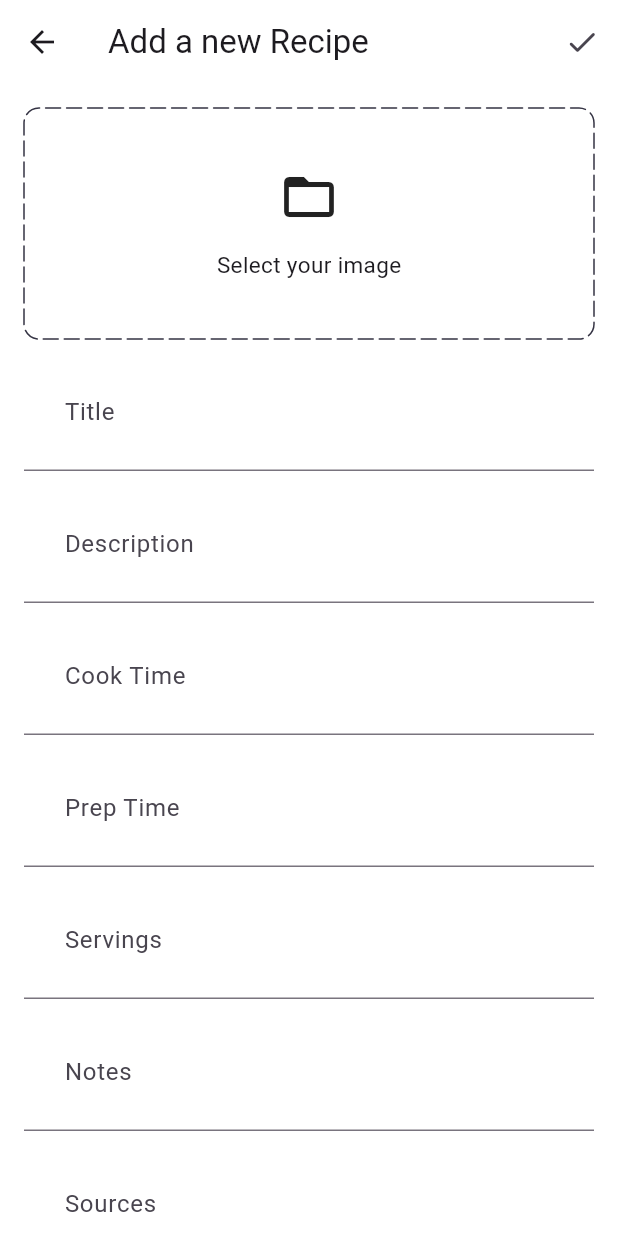
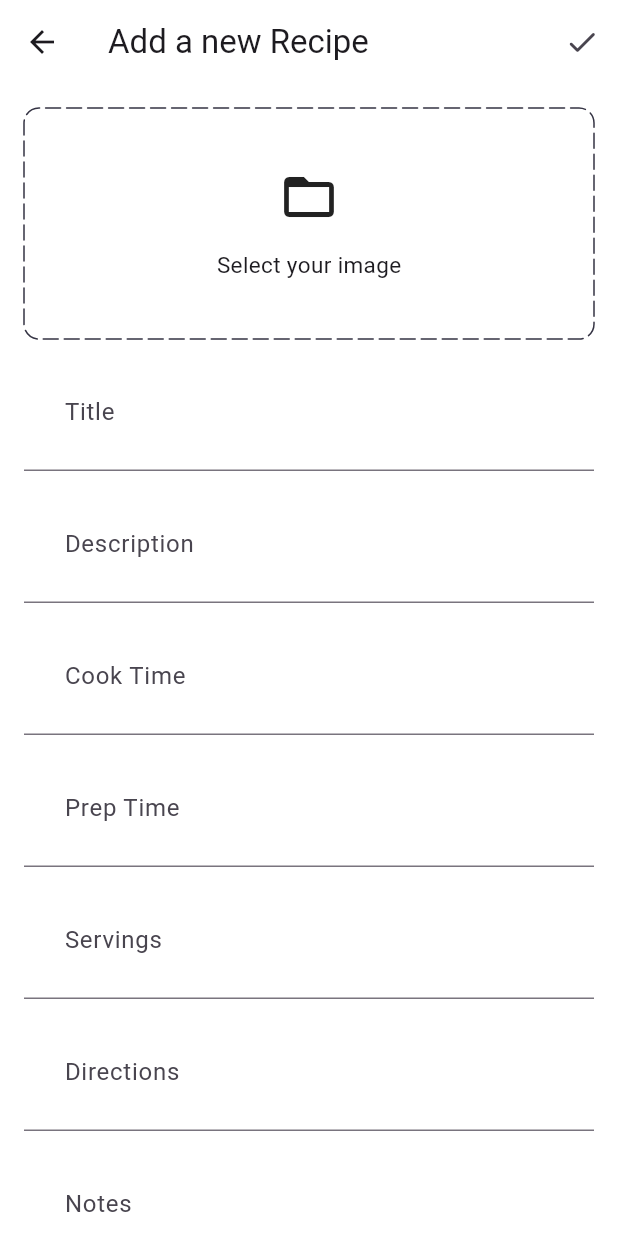
Before and after one commit to uzaircode/evercook, a Flutter app: the HomePage screen opened directly, after a tap on the "add" icon, on a phone screen of 412 x 824 dp. Run offline on Flutter 3.47's test engine with Material 3 defaults, Android fonts, the phone set to English and light mode, and no system bars; drawn by our look-alikes of dotted_border; our stand-ins replace email_validator, firebase_analytics, firebase_core, flutter_bloc, flutter_slidable, font_awesome_flutter and 6 more; accounts and stored records are empty.

Commit message:
Improve DX
- Add recipe shown in homepage
- Add directions, notes and resources inside recipe details
- Add directions into the model

```diff
--- a/lib/features/auth/presentation/pages/edit_profile_page.dart
+++ b/lib/features/auth/presentation/pages/edit_profile_page.dart
@@ -52,6 +52,9 @@ class EditProfilePage extends StatelessWidget {
                     validator: (value) {
                       return value;
                     },
+                    onTapOutside: (event) {
+                      FocusManager.instance.primaryFocus?.unfocus();
+                    },
                   ),
                   TextFormField(
                     decoration: const InputDecoration(
@@ -59,6 +62,9 @@ class EditProfilePage extends StatelessWidget {
                     ),
                     validator: (value) {
                       return value;
+                    },
+                    onTapOutside: (event) {
+                      FocusManager.instance.primaryFocus?.unfocus();
                     },
                   ),
                 ],
--- a/lib/features/meal_plan/presentation/pages/view_meal_plan.dart
+++ b/lib/features/meal_plan/presentation/pages/view_meal_plan.dart
@@ -1,7 +1,6 @@
 import 'package:evercook/core/utils/logger.dart';
 import 'package:flutter/material.dart';
 import 'package:intl/intl.dart';
-import 'package:logger/logger.dart';
 import 'package:supabase_flutter/supabase_flutter.dart';
 
 class ViewMealPlan extends StatefulWidget {
--- a/lib/features/recipe/data/models/recipe_model.dart
+++ b/lib/features/recipe/data/models/recipe_model.dart
@@ -12,6 +12,7 @@ class RecipeModel extends Recipe {
     required super.ingredients,
     required super.imageUrl,
     required super.updatedAt,
+    required super.directions,
     required super.notes,
     required super.sources,
     super.username,
@@ -28,6 +29,7 @@ class RecipeModel extends Recipe {
     List<Map<String, dynamic>>? ingredients,
     String? imageUrl,
     DateTime? updatedAt,
+    String? directions,
     String? notes,
     String? sources,
     String? username,
@@ -42,6 +44,7 @@ class RecipeModel extends Recipe {
       servings: servings ?? this.servings,
       ingredients: ingredients ?? this.ingredients,
       imageUrl: imageUrl ?? this.imageUrl,
+      directions: directions ?? this.directions,
       notes: notes ?? this.notes,
       sources: sources ?? this.sources,
       updatedAt: updatedAt ?? this.updatedAt,
@@ -59,6 +62,7 @@ class RecipeModel extends Recipe {
       'servings': servings,
       'ingredients': ingredients,
       'image_url': imageUrl,
+      'directions': directions,
       'notes': notes,
       'sources': sources,
       'updated_at': updatedAt.toIso8601String(),
@@ -76,6 +80,7 @@ class RecipeModel extends Recipe {
       servings: map['servings'] as int?,
       ingredients: _parseIngredients(map['ingredients']),
       imageUrl: map['image_url'] as String?,
+      directions: map['directions'] as String?,
       notes: map['notes'] as String?,
       sources: map['sources'] as String?,
       updatedAt: map['updated_at'] == null ? DateTime.now() : DateTime.parse(map['updated_at'] as String),
@@ -94,6 +99,6 @@ class RecipeModel extends Recipe {
 
   @override
   String toString() {
-    return 'Recipe(id: $id, title: $title, user_id: $userId, description: $description, prep_time: $prepTime, cook_time: $cookTime, servings: $servings, ingredients: $ingredients, image_url: $imageUrl, notes: $notes, sources: $sources, updated_at: $updatedAt), username: $username';
+    return 'Recipe(id: $id, title: $title, user_id: $userId, description: $description, prep_time: $prepTime, cook_time: $cookTime, servings: $servings, ingredients: $ingredients, image_url: $imageUrl, directions: $directions, notes: $notes, sources: $sources, updated_at: $updatedAt), username: $username';
   }
 }
--- a/lib/features/recipe/data/repositories/recipe_repository_impl.dart
+++ b/lib/features/recipe/data/repositories/recipe_repository_impl.dart
@@ -22,6 +22,7 @@ class RecipeRepositoryImpl implements RecipeRepository {
     String? prepTime,
     String? cookTime,
     int? servings,
+    String? directions,
     String? notes,
     String? sources,
     File? image,
@@ -36,6 +37,7 @@ class RecipeRepositoryImpl implements RecipeRepository {
         cookTime: cookTime,
         servings: servings,
         ingredients: [],
+        directions: directions,
         notes: notes,
         sources: sources,
         imageUrl: '',
--- a/lib/features/recipe/domain/entities/recipe.dart
+++ b/lib/features/recipe/domain/entities/recipe.dart
@@ -9,9 +9,10 @@ class Recipe {
   final List<Map<String, dynamic>> ingredients;
   final String? imageUrl;
   final DateTime updatedAt;
-  final String? username;
+  final String? directions;
   final String? notes;
   final String? sources;
+  final String? username;
 
   Recipe({
     required this.id,
@@ -24,6 +25,7 @@ class Recipe {
     required this.ingredients,
     this.imageUrl,
     required this.updatedAt,
+    this.directions,
     this.notes,
     this.sources,
     this.username,
--- a/lib/features/recipe/domain/repositories/recipe_repository.dart
+++ b/lib/features/recipe/domain/repositories/recipe_repository.dart
@@ -12,6 +12,7 @@ abstract interface class RecipeRepository {
     String? cookTime,
     int? servings,
     File? image,
+    String? directions,
     String? notes,
     String? sources,
   });
--- a/lib/features/recipe/domain/usecases/upload_recipe_usecase.dart
+++ b/lib/features/recipe/domain/usecases/upload_recipe_usecase.dart
@@ -21,6 +21,7 @@ class UploadRecipeUseCase implements UseCase<Recipe, UploadRecipeParams> {
       cookTime: params.cookTime,
       servings: params.servings,
       image: params.imageUrl,
+      directions: params.directions,
       notes: params.notes,
       sources: params.sources,
     );
@@ -34,6 +35,7 @@ class UploadRecipeParams {
   final String? prepTime;
   final String? cookTime;
   final int? servings;
+  final String? directions;
   final String? notes;
   final String? sources;
   final File? imageUrl;
@@ -45,6 +47,7 @@ class UploadRecipeParams {
     this.prepTime,
     this.cookTime,
     this.servings,
+    this.directions,
     this.notes,
     this.sources,
     this.imageUrl,
--- a/lib/features/recipe/presentation/pages/add_new_recipe_page.dart
+++ b/lib/features/recipe/presentation/pages/add_new_recipe_page.dart
@@ -30,6 +30,7 @@ class _AddNewRecipePageState extends State<AddNewRecipePage> {
   final cookTimeController = TextEditingController();
   final servingsController = TextEditingController();
   final imageUrlController = TextEditingController();
+  final directionsController = TextEditingController();
   final notesController = TextEditingController();
   final sourcesController = TextEditingController();
   final formKey = GlobalKey<FormState>();
@@ -74,6 +75,7 @@ class _AddNewRecipePageState extends State<AddNewRecipePage> {
     cookTimeController.dispose();
     imageUrlController.dispose();
     servingsController.dispose();
+    directionsController.dispose();
     notesController.dispose();
     sourcesController.dispose();
   }
@@ -224,6 +226,18 @@ class _AddNewRecipePageState extends State<AddNewRecipePage> {
                     TextFormField(
                       controller: notesController,
                       decoration: const InputDecoration(
+                        hintText: 'Directions',
+                      ),
+                      maxLines: null,
+                      onTapOutside: (event) {
+                        FocusManager.instance.primaryFocus?.unfocus();
+                      },
+                    ),
+                    const SizedBox(height: 10),
+                    // RecipeEditor(controller: notesController, hintText: 'Notes'),
+                    TextFormField(
+                      controller: notesController,
+                      decoration: const InputDecoration(
                         hintText: 'Notes',
                       ),
                       maxLines: null,
--- a/lib/features/recipe/presentation/widgets/recipe_card.dart
+++ b/lib/features/recipe/presentation/widgets/recipe_card.dart
@@ -1,5 +1,4 @@
 import 'package:evercook/features/recipe/domain/entities/recipe.dart';
-import 'package:evercook/features/recipe/presentation/pages/recipe_details_page.dart';
 import 'package:flutter/material.dart';
 
 class RecipeCard extends StatelessWidget {
--- a/lib/features/recipe/presentation/widgets/recipe_editor.dart
+++ b/lib/features/recipe/presentation/widgets/recipe_editor.dart
@@ -19,6 +19,9 @@ class RecipeEditor extends StatelessWidget {
         }
         return null;
       },
+      onTapOutside: (event) {
+        FocusManager.instance.primaryFocus?.unfocus();
+      },
     );
   }
 }
--- a/lib/features/shopping_list/presentation/pages/shopping_list_page.dart
+++ b/lib/features/shopping_list/presentation/pages/shopping_list_page.dart
@@ -1,4 +1,3 @@
-import 'package:evercook/features/recipe/presentation/pages/recipe_details_page.dart';
 import 'package:evercook/pages/home/dashboard.dart';
 import 'package:flutter/material.dart';
 import 'package:flutter/widgets.dart';
```
Also changed, not shown: lib/features/auth/presentation/pages/profile_page.dart (+6 -3 lines), lib/features/auth/presentation/pages/recover_page_details.dart (+9 -0 lines), lib/features/recipe/presentation/pages/home_page.dart (+26 -1 lines), lib/features/recipe/presentation/pages/profile_user_page.dart (+8 -2 lines), lib/features/recipe/presentation/pages/recipe_details_page.dart (+62 -20 lines), 1 other file.
